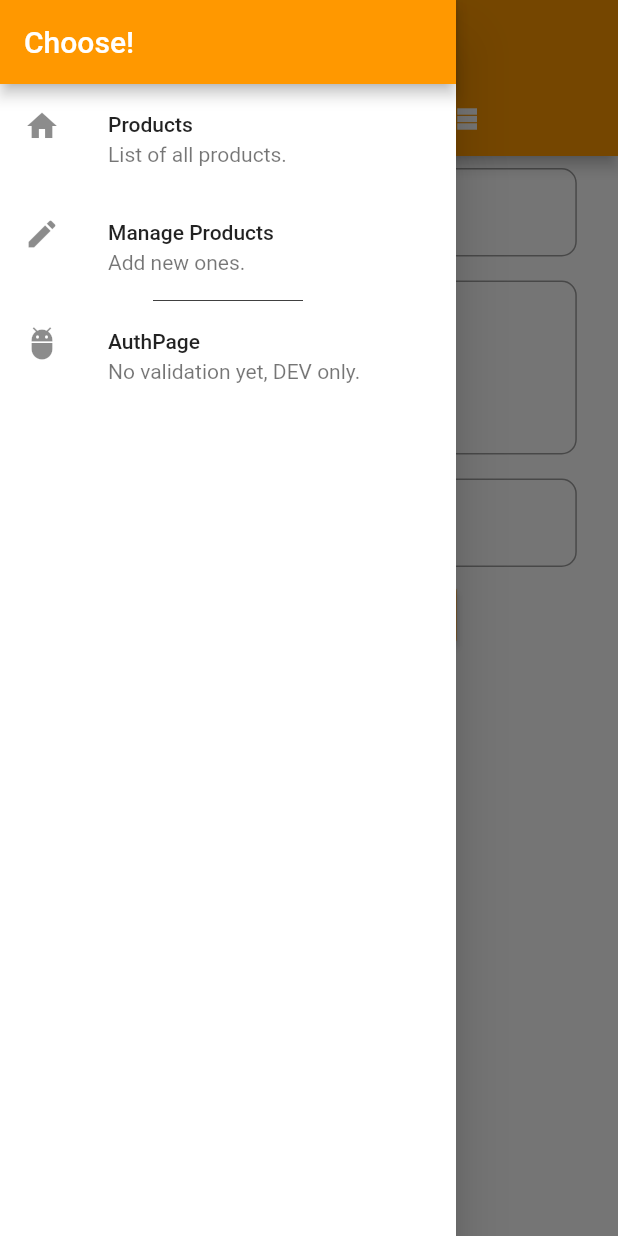
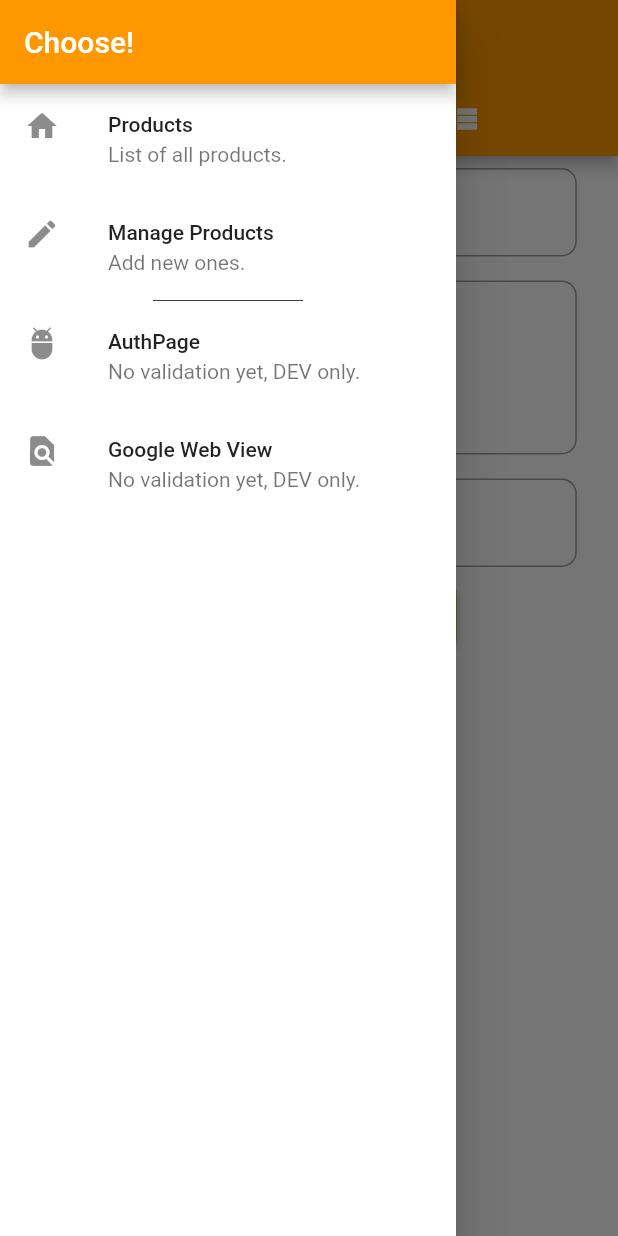
Before and after one commit to KIRPAT/EasyList-Flutter, a Flutter app: the ProductAdminPage screen opened by its route, with the side drawer open, on a phone screen of 412 x 824 dp. Run offline on Flutter 3.47's test engine with Material 2 defaults, Android fonts, the phone set to English and light mode, and no system bars.

Commit message:
Product editing improved. WebView support added but not yet used.

```diff
--- a/lib/components/ui/side_drawer.dart
+++ b/lib/components/ui/side_drawer.dart
@@ -31,7 +31,15 @@ Widget sideDrawer(BuildContext context, {Color color = Colors.white}){
           title: Text('AuthPage'),
           subtitle: Text('No validation yet, DEV only.'),
           onTap: (){
-            Navigator.pushReplacementNamed(context, '/');
+            Navigator.pushReplacementNamed(context, '/authPage');
+          },
+        ),
+        ListTile(
+          leading: Icon(Icons.find_in_page),
+          title: Text('Google Web View'),
+          subtitle: Text('No validation yet, DEV only.'),
+          onTap: (){
+            Navigator.pushReplacementNamed(context, '/google');
           },
         ),
       ],
--- a/lib/main.dart
+++ b/lib/main.dart
@@ -1,5 +1,7 @@
+//FLUTTER DEV IMPORTS
 import 'package:flutter/material.dart';
 
+//PAGE IMPORTS
 import './pages/auth_page.dart';
 import './pages/product_admin_page.dart';
 import './pages/products_page.dart';
@@ -82,6 +84,7 @@ class _MyAppState extends State<MyApp>{
    */
   List<Map<String, dynamic>> _products =[];
 
+
   //METHODS
   /*
   What if I wanted the same "Add Product" button somewhere else too?
@@ -122,7 +125,7 @@ class _MyAppState extends State<MyApp>{
         primaryIconTheme: IconThemeData(color: Colors.white),
       ),
       title: 'EasyList',
-      home: AuthPage(),
+      home: ProductsPage(_products), //WARNING - Don't forget to replace it with Auth Page.
       routes:{
         '/home': (BuildContext context) => ProductsPage(_products),
         '/adminPage' : (BuildContext context) => ProductAdminPage(
@@ -131,6 +134,7 @@ class _MyAppState extends State<MyApp>{
           editProduct: _editProduct,
           products: _products,
         ),
+        '/authPage': (BuildContext context) => AuthPage(),
       },
       /*
       --Note_1: What if we need to pass some data to a named route?
--- a/lib/pages/product_admin_page.dart
+++ b/lib/pages/product_admin_page.dart
@@ -33,7 +33,7 @@ class ProductAdminPage extends StatelessWidget {
           body: TabBarView(
             children: <Widget>[
               ProductEditPage(addProduct: addProduct, isAddButton: true,), //For adding Product
-              ProductListPage(products, editProduct),
+              ProductListPage(products: products, editProduct: editProduct, deleteProduct: deleteProduct),
             ]
           ),
         )
--- a/lib/pages/product_edit_page.dart
+++ b/lib/pages/product_edit_page.dart
@@ -4,10 +4,11 @@ class ProductEditPage extends StatefulWidget {
   //CONSTRUCTOR
   final Function addProduct;
   final Function updateProduct;
+  final Function deleteProduct;
   final int productIndex;
   final bool isAddButton;
   final Map<String, dynamic> product;
-  ProductEditPage({this.addProduct, this.updateProduct, this.product, this.isAddButton=false, this.productIndex});
+  ProductEditPage({this.addProduct, this.deleteProduct, this.updateProduct, this.product, this.isAddButton=false, this.productIndex});
 
   //STATE
   @override
@@ -59,7 +60,8 @@ class _ProductEditPageState extends State<ProductEditPage>{
     if(widget.isAddButton == true)
       widget.addProduct(_formData);
     else
-      widget.updateProduct(index: widget.productIndex, product: _formData);
+      widget.updateProduct(index: widget.productIndex, product:
+      _formData);
     Navigator.pushReplacementNamed(context, '/home ');
   }
   //STYLE
--- a/lib/pages/products_page.dart
+++ b/lib/pages/products_page.dart
@@ -9,7 +9,7 @@ class ProductsPage extends StatelessWidget {
   ProductsPage(this.products);
 
   Widget scaffold(context){
-    return Scaffold( // Home is the first widget that get's loaded, Scaffhold is AppBar, the white background etc. So? This Scaffhold is the home page.
+    return Scaffold( // Home is the first widget that get's loaded, Scaffold is AppBar, the white background etc. So? This Scaffhold is the home page.
       drawer: sideDrawer(context),
       appBar: AppBar(
         //leading: IconButton(icon: Icon(Icons.dehaze, color: Colors.white)),
--- a/pubspec.yaml
+++ b/pubspec.yaml
@@ -15,10 +15,12 @@ environment:
 dependencies:
   flutter:
     sdk: flutter
+  firebase_messaging: ^4.0.0+1
 
   # The following adds the Cupertino Icons font to your application.
   # Use with the CupertinoIcons class for iOS style icons.
   cupertino_icons: ^0.1.2
+  flutter_webview_plugin: ^0.3.0+2
 
 dev_dependencies:
   flutter_test:
```
Also changed, not shown: lib/pages/product_list_page.dart (+35 -14 lines), 5 other files.
